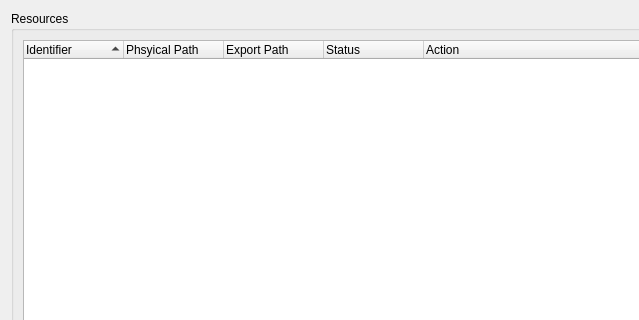
The window that Source/ZETools/ZEToolComponents/ZEResourceConfigurationWidget/ZEResourceConfigurationWidget.ui (orcun-gokbulut/ze) describes before a commit, drawn with Qt 5; both pictures show x 0 to 639 and y 0 to 320 of the 1078 by 625 pixel window.
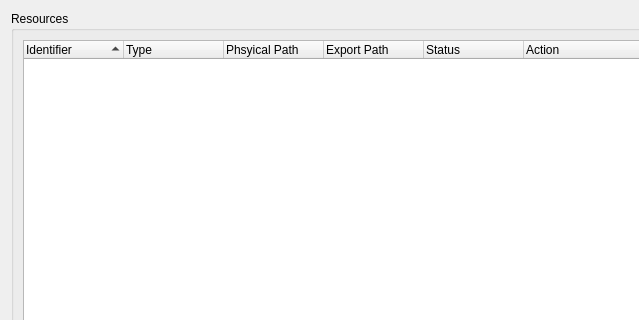
The same window after the commit.

Commit message: FIX : ZEMLSerialReader minor bug fixed. CHG : ResourceType added to ZEResourceConfiguratior and it's widget.

Patch:
```diff
--- a/Source/ZETools/ZEToolComponents/ZEResourceConfigurationWidget/ZEResourceConfigurationWidget.ui
+++ b/Source/ZETools/ZEToolComponents/ZEResourceConfigurationWidget/ZEResourceConfigurationWidget.ui
@@ -44,6 +44,11 @@
             <string>Identifier</string>
            </property>
           </column>
+          <column>
+           <property name="text">
+            <string>Type</string>
+           </property>
+          </column>
           <column>
            <property name="text">
             <string>Phsyical Path</string>
```
The commit also changes 10 other files.
